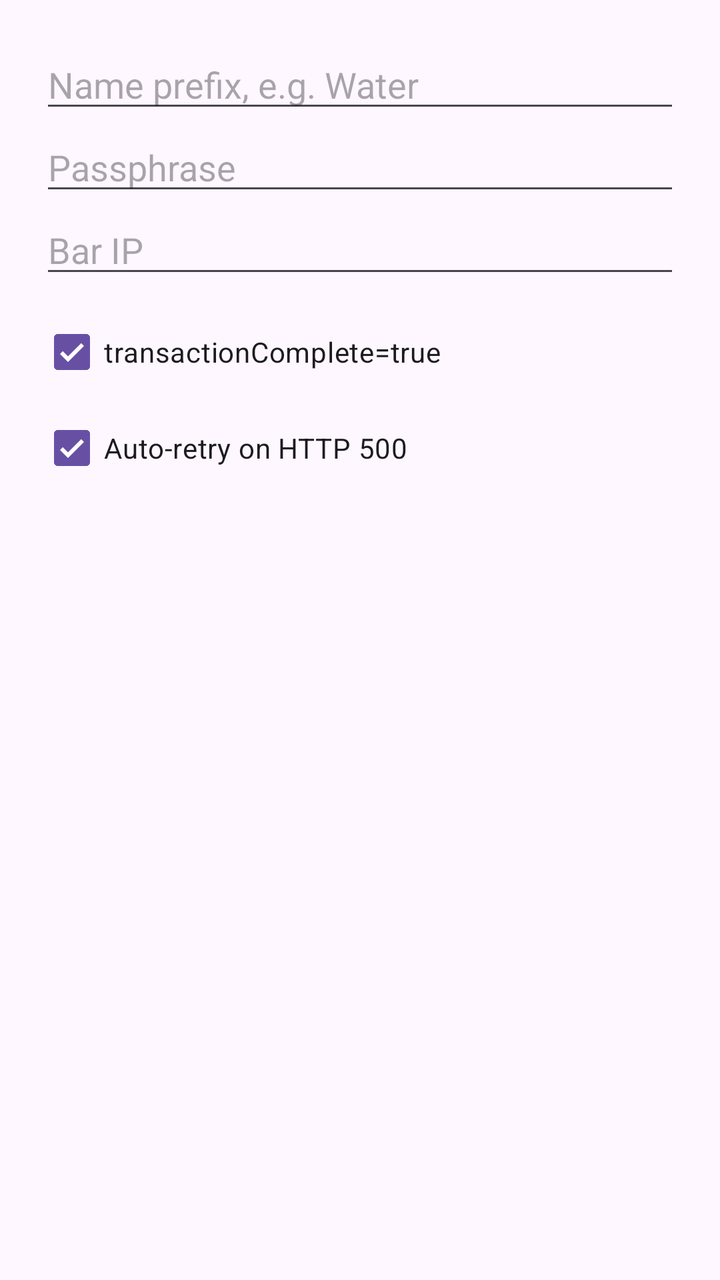
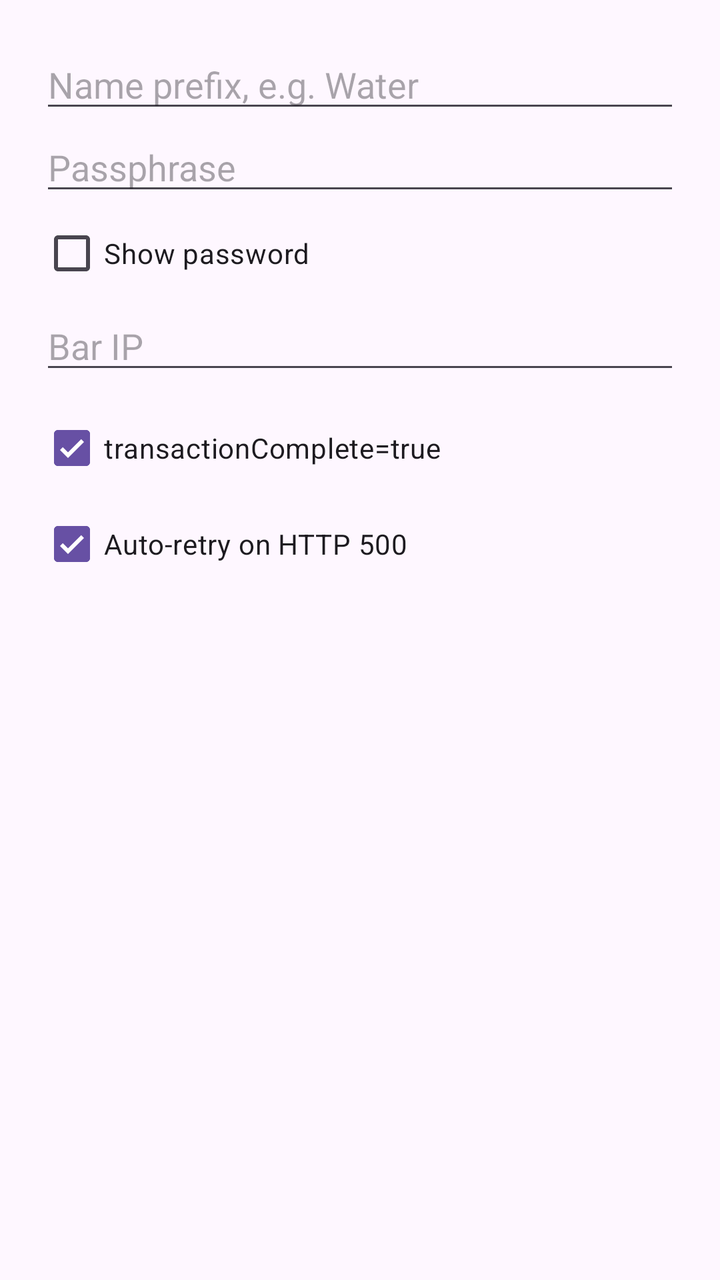

Two renders of the same Android screen: before a commit and after it. Below are the layout's source before the change and the commit's diff.
<!-- AndroidManifest.xml: application theme Theme.Material3.Light.NoActionBar -->
<!-- res/layout/dialog_settings.xml -->
<?xml version="1.0" encoding="utf-8"?>
<LinearLayout xmlns:android="http://schemas.android.com/apk/res/android"
    android:layout_width="match_parent"
    android:layout_height="wrap_content"
    android:orientation="vertical"
    android:padding="20dp">

    <EditText
        android:id="@+id/ssidField"
        android:layout_width="match_parent"
        android:layout_height="wrap_content"
        android:hint="Name prefix, e.g. Water"
        android:inputType="text" />

    <EditText
        android:id="@+id/passField"
        android:layout_width="match_parent"
        android:layout_height="wrap_content"
        android:hint="Passphrase"
        android:inputType="textPassword" />

    <EditText
        android:id="@+id/ipField"
        android:layout_width="match_parent"
        android:layout_height="wrap_content"
        android:hint="Bar IP"
        android:inputType="text" />

    <CheckBox
        android:id="@+id/tcCheck"
        android:layout_width="wrap_content"
        android:layout_height="wrap_content"
        android:layout_marginTop="8dp"
        android:checked="true"
        android:text="transactionComplete=true" />

    <CheckBox
        android:id="@+id/retryCheck"
        android:layout_width="wrap_content"
        android:layout_height="wrap_content"
        android:checked="true"
        android:text="Auto-retry on HTTP 500" />
</LinearLayout>
<!-- resources referenced by this layout -->
<resources>

</resources>

<!-- the commit's change to res/layout/dialog_settings.xml (unified diff, before → after) -->
@@ -18,6 +18,12 @@
         android:layout_height="wrap_content"
         android:hint="Passphrase"
         android:inputType="textPassword" />
+
+    <CheckBox
+        android:id="@+id/showPass"
+        android:layout_width="wrap_content"
+        android:layout_height="wrap_content"
+        android:text="Show password" />
 
     <EditText
         android:id="@+id/ipField"
